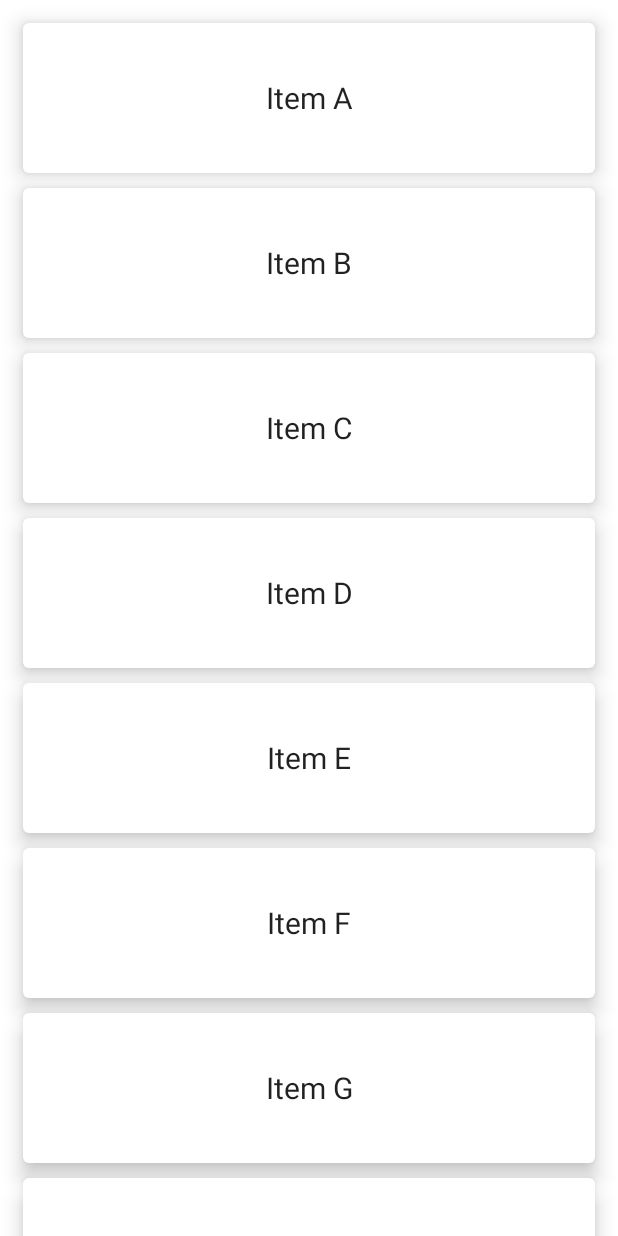
After one commit to owenleexiaoyu/ComposeCodelabs, an Android app built with Jetpack Compose: the composable NestedScrollPage shown on its own in the app's theme, on a phone screen of 412 x 824 dp. The commit adds this screen. Run offline under Robolectric (Android 15) with nearby library versions, the phone set to English and light mode, and no system bars.

Commit message:
ComposeActionLearning: Chapter7 手势 part2

```diff
--- /dev/null
+++ b/ComposeActionLearning/app/src/main/java/life/lixiaoyu/composeactionlearning/chapter7/NestedScrollPage.kt
@@ -0,0 +1,225 @@
+package life.lixiaoyu.composeactionlearning.chapter7
+
+import android.annotation.SuppressLint
+import android.util.Log
+import androidx.compose.animation.core.Animatable
+import androidx.compose.animation.core.VectorConverter
+import androidx.compose.animation.core.tween
+import androidx.compose.foundation.MutatorMutex
+import androidx.compose.foundation.background
+import androidx.compose.foundation.layout.*
+import androidx.compose.foundation.lazy.LazyColumn
+import androidx.compose.foundation.lazy.rememberLazyListState
+import androidx.compose.material.Card
+import androidx.compose.material.CircularProgressIndicator
+import androidx.compose.material.Text
+import androidx.compose.runtime.*
+import androidx.compose.ui.Alignment
+import androidx.compose.ui.Modifier
+import androidx.compose.ui.geometry.Offset
+import androidx.compose.ui.graphics.Color
+import androidx.compose.ui.input.nestedscroll.NestedScrollConnection
+import androidx.compose.ui.input.nestedscroll.NestedScrollSource
+import androidx.compose.ui.input.nestedscroll.nestedScroll
+import androidx.compose.ui.layout.SubcomposeLayout
+import androidx.compose.ui.platform.LocalDensity
+import androidx.compose.ui.unit.*
+import kotlinx.coroutines.delay
+import kotlinx.coroutines.flow.Flow
+import kotlinx.coroutines.flow.MutableStateFlow
+import life.lixiaoyu.composeactionlearning.DescItem
+import kotlin.ranges.coerceAtLeast
+
+@Composable
+fun NestedScrollPage() {
+    Column {
+        var list by remember {
+            mutableStateOf(('A'..'Z').toList())
+        }
+        val lazyListState = rememberLazyListState()
+        SmartSwipeRefresh(
+            onRefresh = {
+                delay(1000)
+                list = list.shuffled()
+                lazyListState.scrollToItem(0)
+            },
+            loadingIndicator = {
+                Box(
+                    Modifier
+                        .fillMaxWidth()
+                        .height(100.dp)
+                        .background(Color.Blue.copy(alpha = 0.5f)), contentAlignment = Alignment.Center) {
+                    CircularProgressIndicator(color = Color.White)
+                }
+            }
+        ) {
+            LazyColumn(
+                contentPadding = PaddingValues(15.dp),
+                verticalArrangement = Arrangement.spacedBy(10.dp),
+                state = lazyListState
+            ) {
+                items(list.size, key = { it }) { index ->
+                    Card(
+                        elevation = 8.dp,
+                        modifier = Modifier
+                            .fillMaxWidth()
+                            .height(100.dp)
+                    ) {
+                        Box(
+                            Modifier
+                                .fillMaxSize()
+                                .padding(15.dp),
+                            contentAlignment = Alignment.Center
+                        ) {
+                            Text(
+                                text = "Item ${list[index]}", fontSize = 20.sp
+                            )
+                        }
+                    }
+                }
+            }
+        }
+    }
+}
+
+
+@SuppressLint("LongLogTag")
+@Composable
+fun SubcomposeSmartSwipeRefresh(
+    indicator: @Composable () -> Unit,
+    content: @Composable (Dp) -> Unit
+) {
+    SubcomposeLayout { constraints ->
+        val indicatorPlaceable = subcompose("indicator", indicator).first().measure(constraints)
+        val contentPlaceable = subcompose("content") {
+            content(indicatorPlaceable.height.toDp())
+        }.map {
+            it.measure(constraints)
+        }.first()
+        Log.d(
+            "SubcomposeSmartSwipeRefresh",
+            "indicator height dp: ${indicatorPlaceable.height.toDp()}"
+        )
+        layout(contentPlaceable.width, contentPlaceable.height) {
+            contentPlaceable.placeRelative(0, 0)
+        }
+    }
+}
+
+@Composable
+fun SmartSwipeRefresh(
+    onRefresh: suspend () -> Unit,
+    state: SmartSwipeRefreshState = remember { SmartSwipeRefreshState() },
+    loadingIndicator: @Composable () -> Unit = { CircularProgressIndicator() },
+    content: @Composable () -> Unit
+) {
+    SubcomposeSmartSwipeRefresh(indicator = loadingIndicator) { height ->
+        val connection = remember(state, height) {
+            SwipeRefreshNestedScrollConnection(state, height)
+        }
+        Box(
+            Modifier.nestedScroll(connection),
+            contentAlignment = Alignment.TopCenter
+        ) {
+            Box(Modifier.offset(y = -height + state.indicatorOffset)) {
+                loadingIndicator()
+            }
+            Box(Modifier.offset(y = state.indicatorOffset)) {
+                content()
+            }
+        }
+        val density = LocalDensity.current
+        LaunchedEffect(Unit) {
+            state.indicatorOffsetFlow.collect {
+                val currentOffset = with(density) { state.indicatorOffset + it.toDp() }
+                state.snapToOffset(currentOffset.coerceAtLeast(0.dp).coerceAtMost(height))
+            }
+        }
+        LaunchedEffect(state.isRefreshing) {
+            if (state.isRefreshing) {
+                onRefresh()
+                state.animateToOffset(0.dp)
+                state.isRefreshing = false
+            }
+        }
+    }
+}
+
+class SmartSwipeRefreshState {
+    private val indicatorOffsetAnimatable = Animatable(0.dp, Dp.VectorConverter)
+    val indicatorOffset
+        get() = indicatorOffsetAnimatable.value
+
+    private val _indicatorOffsetFlow = MutableStateFlow(0F)
+    val indicatorOffsetFlow: Flow<Float>
+        get() = _indicatorOffsetFlow
+    val isSwipeInProgress by derivedStateOf { indicatorOffset != 0.dp }
+    var isRefreshing: Boolean by mutableStateOf(false)
+
+    fun updateOffsetData(value: Float) {
+        _indicatorOffsetFlow.value = value
+    }
+
+    suspend fun snapToOffset(value: Dp) {
+        indicatorOffsetAnimatable.snapTo(value)
+    }
+
+    suspend fun animateToOffset(value: Dp) {
+        indicatorOffsetAnimatable.animateTo(value, tween(1000))
+    }
+}
+
+class SwipeRefreshNestedScrollConnection(
+    val state: SmartSwipeRefreshState,
+    val height: Dp
+) : NestedScrollConnection {
+
+    @SuppressLint("LongLogTag")
+    override fun onPreScroll(available: Offset, source: NestedScrollSource): Offset {
+        Log.d("SwipeRefreshNestedScrollConnection", "onPreScroll")
+        // 上滑时，希望滑动手势先被父布局消费（减少加载指示器的偏移量）
+        // 如果加载指示器还未出现，则不需要消费，剩余的滑动手势事件会交给子布局列表继续进行消费
+        return if (source == NestedScrollSource.Drag && available.y < 0) {
+            state.updateOffsetData(available.y)
+            if (state.isSwipeInProgress) Offset(x = 0f, y = available.y) else Offset.Zero
+        } else Offset.Zero
+    }
+
+    @SuppressLint("LongLogTag")
+    override fun onPostScroll(
+        consumed: Offset,
+        available: Offset,
+        source: NestedScrollSource
+    ): Offset {
+        Log.d("SwipeRefreshNestedScrollConnection", "onPostScroll")
+        // 下滑时，希望滑动手势先交给子布局中的列表进行处理
+        // 如果列表已经滑动到顶部说明此时滑动手势事件没有被消费，此时再交由父布局进行消费
+        return if (source == NestedScrollSource.Drag && available.y > 0) {
+            state.updateOffsetData(available.y)
+            Offset(x = 0f, y = available.y)
+        } else Offset.Zero
+    }
+
+    @SuppressLint("LongLogTag")
+    override suspend fun onPreFling(available: Velocity): Velocity {
+        Log.d("SwipeRefreshNestedScrollConnection", "onPreFling")
+        // 如果加载指示器已经被拖动并超过一半，则应该吸附到加载状态，否则就收缩到初始状态
+        if (state.indicatorOffset > height / 2) {
+            state.animateToOffset(height)
+            state.isRefreshing = true
+        } else {
+            state.animateToOffset(0.dp)
+            state.isRefreshing = false
+        }
+        return super.onPreFling(available)
+    }
+
+    @SuppressLint("LongLogTag")
+    override suspend fun onPostFling(consumed: Velocity, available: Velocity): Velocity {
+        Log.d("SwipeRefreshNestedScrollConnection", "onPostFling")
+        if (available.y <= 0 && state.indicatorOffset <= 0.dp && state.isRefreshing) {
+            state.isRefreshing = false
+        }
+        return super.onPostFling(consumed, available)
+    }
+}
```
Also changed, not shown: ComposeActionLearning/app/src/main/java/life/lixiaoyu/composeactionlearning/chapter7/Chapter7Activity.kt (+14 -0 lines), ComposeActionLearning/app/src/main/java/life/lixiaoyu/composeactionlearning/chapter7/ScrollablePage.kt (added, +116 -0 lines).
